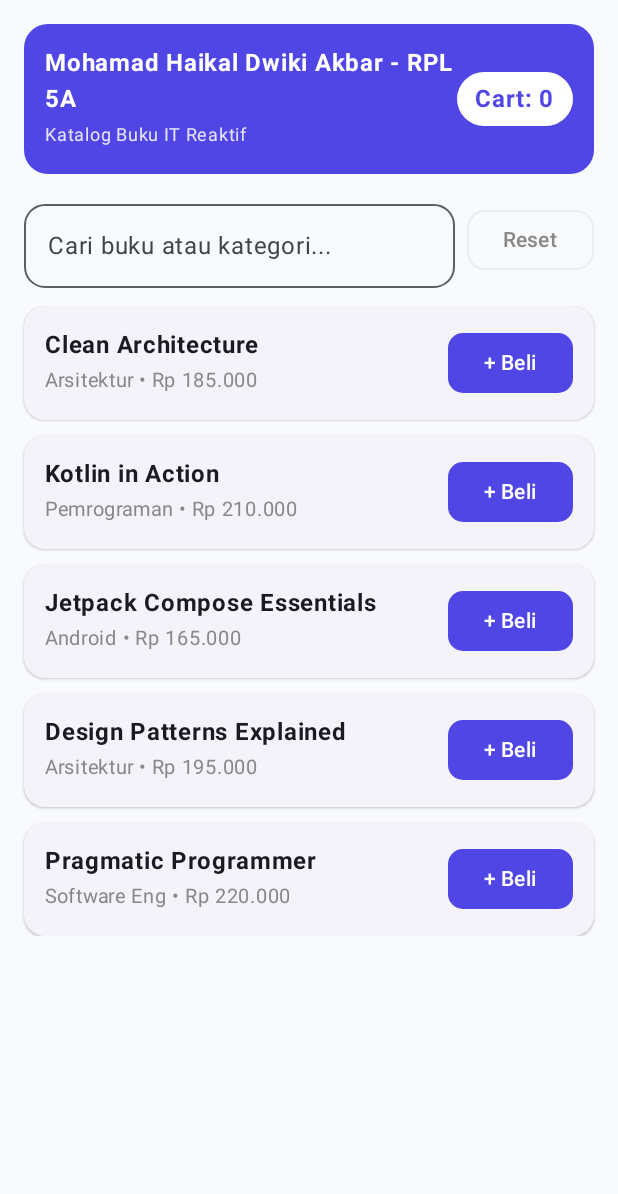
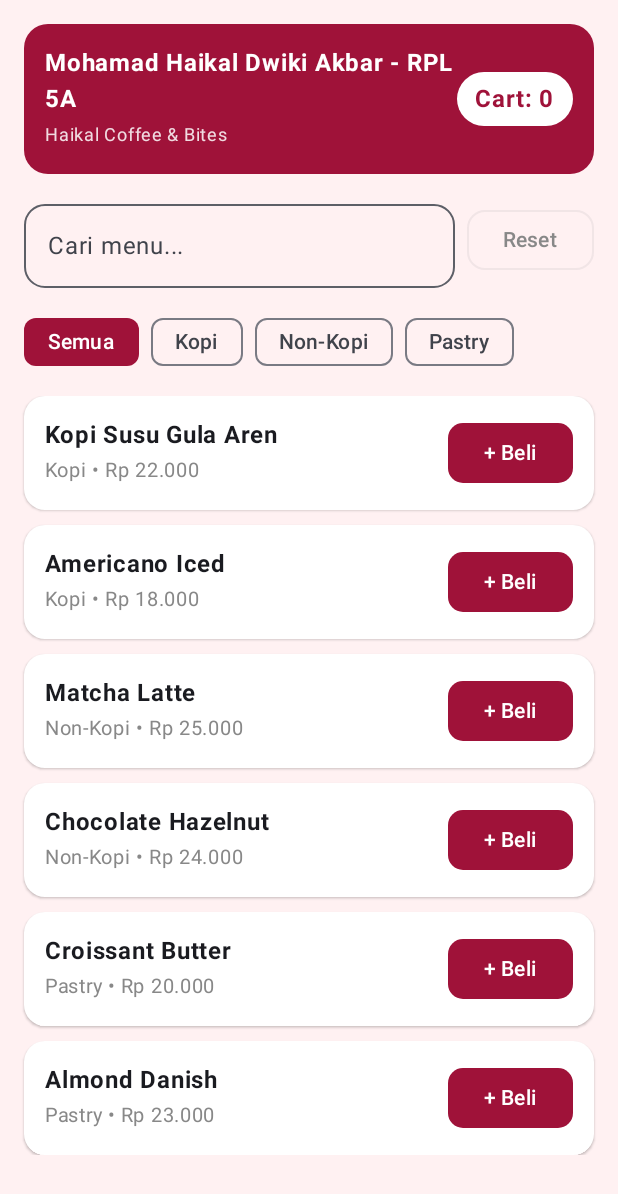
Before and after one commit to MHaikalDwikiA/TugasPemrogramanMobileAdvance, an Android app built with Jetpack Compose: the screen it shows after launch (MainActivity), on a phone screen of 412 x 824 dp. Shown: the top 1194 px of the screen. Run offline under Robolectric (Android 15) with nearby library versions, the phone set to English and light mode, and no system bars.

Commit message:
style(p3): kustomisasi tema warna & pengembangan mandiri

```diff
--- a/app/src/main/java/com/latihan/mobilelanjut/catalog/presentation/CatalogScreen.kt
+++ b/app/src/main/java/com/latihan/mobilelanjut/catalog/presentation/CatalogScreen.kt
@@ -2,6 +2,7 @@ package com.latihan.mobilelanjut.catalog.presentation
 
 import androidx.compose.foundation.layout.*
 import androidx.compose.foundation.lazy.LazyColumn
+import androidx.compose.foundation.lazy.LazyRow
 import androidx.compose.foundation.lazy.items
 import androidx.compose.foundation.shape.RoundedCornerShape
 import androidx.compose.material3.*
@@ -17,8 +18,8 @@ import androidx.lifecycle.viewmodel.compose.viewModel
 
 @Composable
 fun CatalogScreen(vm: CatalogViewModel = viewModel()) {
-    // KUSTOMISASI WAJIB: Palet warna tema sendiri (Biru Indigo)
-    val accent = Color(0xFF4F46E5)
+    // KUSTOMISASI: Palet Warna Merah Marun
+    val accent = Color(0xFF9F1239)
     val state by vm.uiState.collectAsStateWithLifecycle()
     val snackHost = remember { SnackbarHostState() }
 
@@ -32,7 +33,7 @@ fun CatalogScreen(vm: CatalogViewModel = viewModel()) {
 
     Scaffold(
         snackbarHost = { SnackbarHost(snackHost) },
-        containerColor = Color(0xFFF8FAFC)
+        containerColor = Color(0xFFFFF1F2)
     ) { pad ->
         Column(
             modifier = Modifier
@@ -41,7 +42,7 @@ fun CatalogScreen(vm: CatalogViewModel = viewModel()) {
                 .padding(16.dp),
             verticalArrangement = Arrangement.spacedBy(12.dp)
         ) {
-            // Kartu Identitas & Badge Keranjang
+            // 1. Kartu Identitas Mahasiswa & Badge Keranjang
             Card(
                 shape = RoundedCornerShape(16.dp),
                 colors = CardDefaults.cardColors(containerColor = accent)
@@ -60,7 +61,7 @@ fun CatalogScreen(vm: CatalogViewModel = viewModel()) {
                             fontWeight = FontWeight.Bold
                         )
                         Text(
-                            text = "Katalog Buku IT Reaktif",
+                            text = "Haikal Coffee & Bites",
                             color = Color.White.copy(alpha = 0.85f),
                             fontSize = 12.sp
                         )
@@ -79,7 +80,7 @@ fun CatalogScreen(vm: CatalogViewModel = viewModel()) {
                 }
             }
 
-            // Kolom Pencarian + Tombol Reset Keranjang
+            // 2. Kolom Pencarian + Tombol Reset Keranjang
             Row(
                 modifier = Modifier.fillMaxWidth(),
                 horizontalArrangement = Arrangement.spacedBy(8.dp),
@@ -88,7 +89,7 @@ fun CatalogScreen(vm: CatalogViewModel = viewModel()) {
                 OutlinedTextField(
                     value = state.query,
                     onValueChange = vm::onQueryChange,
-                    label = { Text("Cari buku atau kategori...") },
+                    label = { Text("Cari menu...") },
                     shape = RoundedCornerShape(14.dp),
                     modifier = Modifier.weight(1f),
                     singleLine = true
@@ -102,7 +103,23 @@ fun CatalogScreen(vm: CatalogViewModel = viewModel()) {
                 }
             }
 
-            // Status Layar (Loading, Empty, Success)
+            // 3. Filter Kategori (Terhubung ke ViewModel)
+            LazyRow(horizontalArrangement = Arrangement.spacedBy(8.dp)) {
+                items(vm.categories) { category ->
+                    val isSelected = state.selectedCategory == category
+                    FilterChip(
+                        selected = isSelected,
+                        onClick = { vm.onCategorySelect(category) },
+                        label = { Text(category) },
+                        colors = FilterChipDefaults.filterChipColors(
+                            selectedContainerColor = accent,
+                            selectedLabelColor = Color.White
+                        )
+                    )
+                }
+            }
+
+            // 4. Daftar Produk (Loading / Empty / Success)
             when (val content = state.content) {
                 CatalogContentState.Loading -> Box(
                     modifier = Modifier
@@ -114,7 +131,7 @@ fun CatalogScreen(vm: CatalogViewModel = viewModel()) {
                 }
 
                 CatalogContentState.Empty -> Text(
-                    text = "Produk tidak ditemukan.",
+                    text = "Menu tidak ditemukan.",
                     color = Color.Gray
                 )
 
@@ -124,7 +141,8 @@ fun CatalogScreen(vm: CatalogViewModel = viewModel()) {
                     items(content.items, key = { it.id }) { item ->
                         ElevatedCard(
                             shape = RoundedCornerShape(14.dp),
-                            modifier = Modifier.fillMaxWidth()
+                            modifier = Modifier.fillMaxWidth(),
+                            colors = CardDefaults.elevatedCardColors(containerColor = Color.White)
                         ) {
                             Row(
                                 modifier = Modifier.padding(14.dp),
--- a/app/src/main/java/com/latihan/mobilelanjut/catalog/presentation/CatalogViewModel.kt
+++ b/app/src/main/java/com/latihan/mobilelanjut/catalog/presentation/CatalogViewModel.kt
@@ -23,6 +23,7 @@ sealed interface CatalogContentState {
 
 data class CatalogScreenState(
     val query: String = "",
+    val selectedCategory: String = "Semua",
     val cartCount: Int = 0,
     val content: CatalogContentState = CatalogContentState.Loading
 )
@@ -34,32 +35,39 @@ sealed interface CatalogMessage {
 @OptIn(FlowPreview::class, ExperimentalCoroutinesApi::class)
 class CatalogViewModel : ViewModel() {
     private val _query = MutableStateFlow("")
+    private val _category = MutableStateFlow("Semua")
     private val _uiState = MutableStateFlow(CatalogScreenState())
     val uiState: StateFlow<CatalogScreenState> = _uiState.asStateFlow()
 
     private val _messages = MutableSharedFlow<CatalogMessage>()
     val messages: SharedFlow<CatalogMessage> = _messages.asSharedFlow()
 
-    // KUSTOMISASI WAJIB: Minimal 5 produk tema sendiri (Tema Buku IT)
+    val categories = listOf("Semua", "Kopi", "Non-Kopi", "Pastry")
+
+    // KUSTOMISASI: 6 produk unik tema Kedai Kopi & Pastry
     private val sampleCatalog = listOf(
-        ProductUi("1", "Clean Architecture", "Arsitektur", "Rp 185.000"),
-        ProductUi("2", "Kotlin in Action", "Pemrograman", "Rp 210.000"),
-        ProductUi("3", "Jetpack Compose Essentials", "Android", "Rp 165.000"),
-        ProductUi("4", "Design Patterns Explained", "Arsitektur", "Rp 195.000"),
-        ProductUi("5", "Pragmatic Programmer", "Software Eng", "Rp 220.000")
+        ProductUi("1", "Kopi Susu Gula Aren", "Kopi", "Rp 22.000"),
+        ProductUi("2", "Americano Iced", "Kopi", "Rp 18.000"),
+        ProductUi("3", "Matcha Latte", "Non-Kopi", "Rp 25.000"),
+        ProductUi("4", "Chocolate Hazelnut", "Non-Kopi", "Rp 24.000"),
+        ProductUi("5", "Croissant Butter", "Pastry", "Rp 20.000"),
+        ProductUi("6", "Almond Danish", "Pastry", "Rp 23.000")
     )
 
     init {
-        _query
-            .debounce(400)
-            .distinctUntilChanged()
-            .flatMapLatest { key ->
+        combine(
+            _query.debounce(400).distinctUntilChanged(),
+            _category
+        ) { key, category -> key to category }
+            .flatMapLatest { (key, category) ->
                 flow {
                     emit(CatalogContentState.Loading)
                     delay(300)
-                    val filtered = sampleCatalog.filter {
-                        it.name.contains(key, ignoreCase = true) ||
-                                it.category.contains(key, ignoreCase = true)
+                    val filtered = sampleCatalog.filter { item ->
+                        val matchQuery = item.name.contains(key, ignoreCase = true) ||
+                                item.category.contains(key, ignoreCase = true)
+                        val matchCategory = category == "Semua" || item.category == category
+                        matchQuery && matchCategory
                     }
                     emit(
                         if (filtered.isEmpty()) CatalogContentState.Empty
@@ -76,6 +84,12 @@ class CatalogViewModel : ViewModel() {
         _uiState.update { it.copy(query = q) }
     }
 
+    // FITUR TAMBAHAN 1: Filter Kategori via ViewModel
+    fun onCategorySelect(category: String) {
+        _category.value = category
+        _uiState.update { it.copy(selectedCategory = category) }
+    }
+
     fun onAddToCart(item: ProductUi) {
         _uiState.update { it.copy(cartCount = it.cartCount + 1) }
         viewModelScope.launch {
@@ -83,7 +97,7 @@ class CatalogViewModel : ViewModel() {
         }
     }
 
-    // FITUR TAMBAHAN KREASI SENDIRI: Reset Keranjang via ViewModel
+    // FITUR TAMBAHAN 2: Reset Keranjang via ViewModel
     fun onResetCart() {
         if (_uiState.value.cartCount > 0) {
             _uiState.update { it.copy(cartCount = 0) }
```
